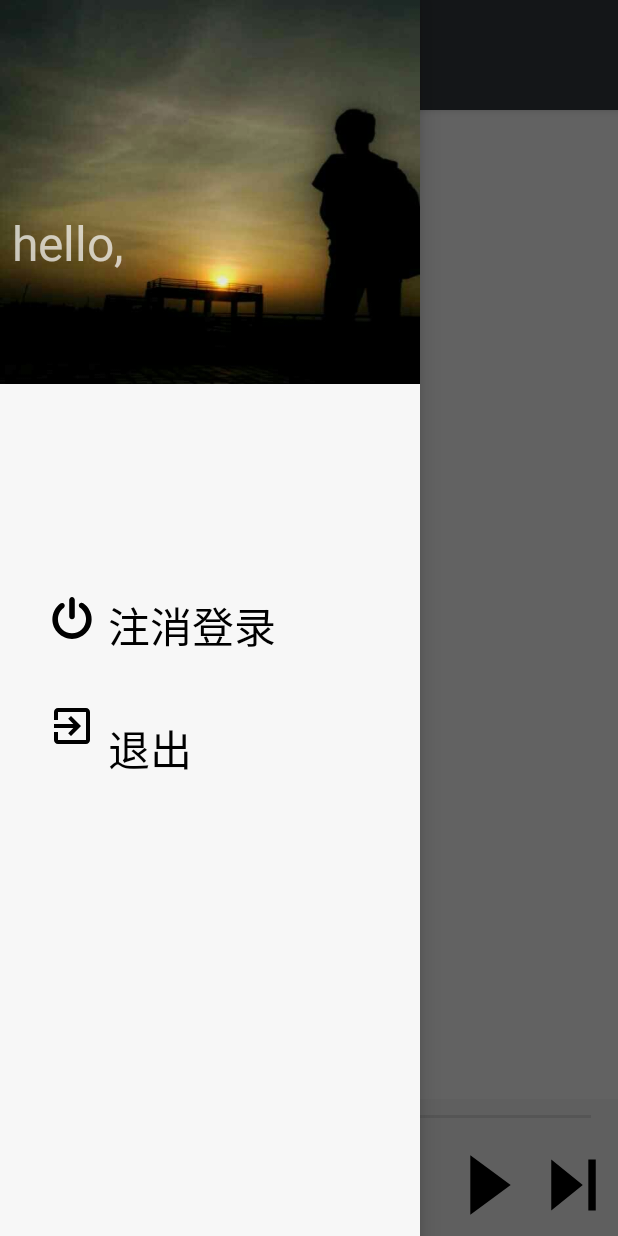
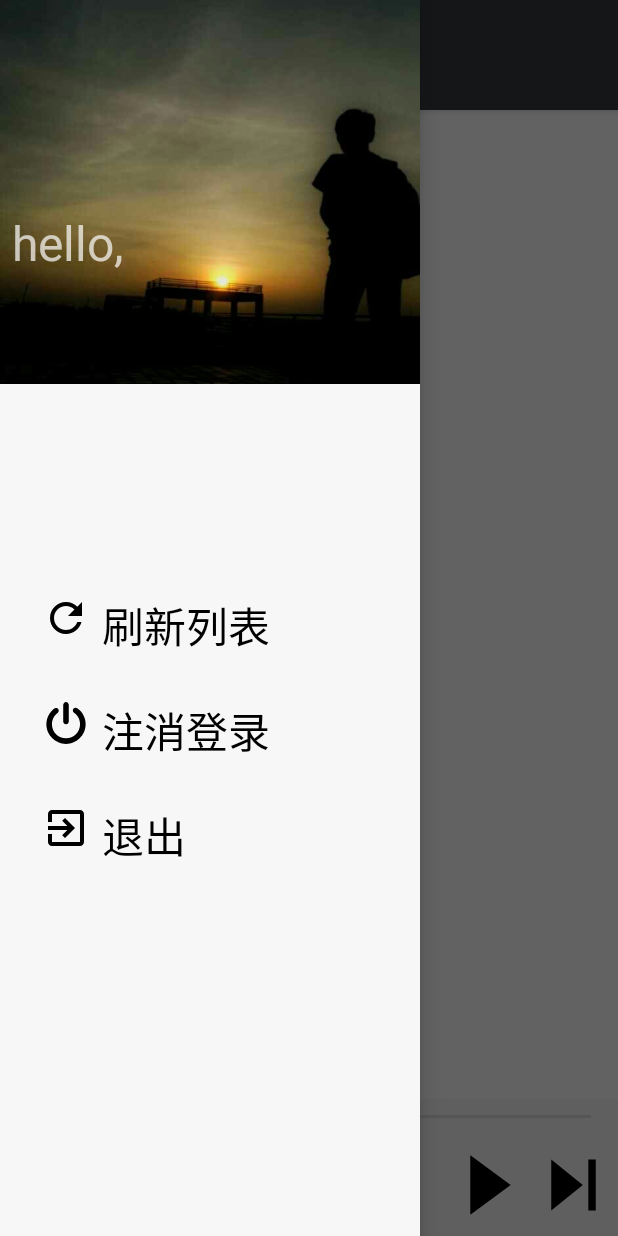
Before and after one commit to Chasen2017/IMusic, an Android app: the MainActivity screen opened directly, with no data from a screen before it, with the side drawer open, on a phone screen of 412 x 824 dp. Run offline under Robolectric (Android 15) with nearby library versions, the phone set to English and light mode, and no system bars; our stand-ins replace ButterKnife; 1 statement that could not run was skipped.

```diff
--- a/app/src/main/AndroidManifest.xml
+++ b/app/src/main/AndroidManifest.xml
@@ -1,7 +1,9 @@
 <?xml version="1.0" encoding="utf-8"?>
 <manifest xmlns:android="http://schemas.android.com/apk/res/android"
     package="com.example.imusic">
-
+    <!--读写内存文件的权限-->
+    <uses-permission android:name="android.permission.READ_EXTERNAL_STORAGE"/>
+    <uses-permission android:name="android.permission.WRITE_EXTERNAL_STORAGE"/>
 
     <application
         android:name="com.example.imusic.App"
@@ -16,11 +18,9 @@
             android:theme="@style/AppTheme.Account">
             <intent-filter>
                 <action android:name="android.intent.action.MAIN" />
-
                 <category android:name="android.intent.category.LAUNCHER" />
             </intent-filter>
         </activity>
-
         <activity
             android:name=".activity.MainActivity"
             android:theme="@style/AppTheme.TransStatusBar">
--- a/app/src/main/java/com/example/imusic/activity/MainActivity.java
+++ b/app/src/main/java/com/example/imusic/activity/MainActivity.java
@@ -17,6 +17,7 @@ import com.bumptech.glide.request.animation.GlideAnimation;
 import com.bumptech.glide.request.target.ViewTarget;
 import com.example.imusic.R;
 import com.example.imusic.presistence.Account;
+import com.example.imusic.util.ToastUtil;
 
 import butterknife.BindView;
 import butterknife.ButterKnife;
@@ -62,7 +63,15 @@ public class MainActivity extends ActivityCollector {
         TextView mNameTv = headView.findViewById(R.id.txt_user_name);
         TextView mCancellation = headView.findViewById(R.id.txt_cancellation);
         TextView mExit = headView.findViewById(R.id.txt_exit);
+        TextView mRefresh = headView.findViewById(R.id.txt_refresh);
         mNameTv.setText(Account.name+"");
+        mRefresh.setOnClickListener(new View.OnClickListener() {
+            @Override
+            public void onClick(View v) {
+                // TODO 刷新音乐列表
+                ToastUtil.showToast(R.string.refresh_success);
+            }
+        });
         mCancellation.setOnClickListener(new View.OnClickListener() {
             @Override
             public void onClick(View v) {
--- a/app/src/main/java/com/example/imusic/frag/LoginFragment.java
+++ b/app/src/main/java/com/example/imusic/frag/LoginFragment.java
@@ -2,6 +2,7 @@ package com.example.imusic.frag;
 
 
 
+import android.app.Activity;
 import android.content.Context;
 import android.content.SharedPreferences;
 import android.os.Bundle;
@@ -105,8 +106,9 @@ public class LoginFragment extends Fragment {
         if (Account.check(pho, pw)) {
             // 匹配成功，保存登录状态，跳转到MainActivity
             Account.saveIsLogin(true);
+            mLoading.stop();
+            getActivity().finish();
             MainActivity.show(getContext());
-            mLoading.stop();
         } else {
             ToastUtil.showToast(R.string.login_fail);
             mLoading.stop();
--- /dev/null
+++ b/app/src/main/res/drawable/ic_refresh.xml
@@ -0,0 +1,4 @@
+<vector android:height="32dp" android:viewportHeight="24.0"
+    android:viewportWidth="24.0" android:width="32dp" xmlns:android="http://schemas.android.com/apk/res/android">
+    <path android:fillColor="#FF000000" android:pathData="M17.65,6.35C16.2,4.9 14.21,4 12,4c-4.42,0 -7.99,3.58 -7.99,8s3.57,8 7.99,8c3.73,0 6.84,-2.55 7.73,-6h-2.08c-0.82,2.33 -3.04,4 -5.65,4 -3.31,0 -6,-2.69 -6,-6s2.69,-6 6,-6c1.66,0 3.14,0.69 4.22,1.78L13,11h7V4l-2.35,2.35z"/>
+</vector>
--- a/app/src/main/res/layout/header_main.xml
+++ b/app/src/main/res/layout/header_main.xml
@@ -6,12 +6,9 @@
     xmlns:apps="http://schemas.android.com/tools">
 
     <ImageView
-        android:id="@+id/imageView"
+        android:id="@+id/im_portrait"
         android:layout_width="0dp"
         android:layout_height="256dp"
-        android:layout_marginLeft="0dp"
-        android:layout_marginRight="0dp"
-        android:layout_marginTop="0dp"
         android:background="@drawable/bg_dark"
         app:layout_constraintHorizontal_bias="0.0"
         app:layout_constraintLeft_toLeftOf="parent"
@@ -27,65 +24,92 @@
         android:layout_marginTop="140dp"
         android:layout_marginLeft="8dp"
         app:layout_constraintLeft_toLeftOf="parent"
-        android:id="@+id/textView2" />
+        android:id="@+id/txt_hello"
+        android:layout_marginStart="8dp" />
+
+    <TextView
+        android:id="@+id/txt_user_name"
+        android:layout_width="wrap_content"
+        android:layout_height="wrap_content"
+        apps:text="@string/app_name"
+        android:textSize="@dimen/font_32"
+        android:layout_marginLeft="8dp"
+        app:layout_constraintLeft_toRightOf="@+id/txt_hello"
+        app:layout_constraintTop_toTopOf="parent"
+        android:layout_marginTop="140dp"
+        android:layout_marginStart="8dp" />
+
+    <ImageView
+        android:id="@+id/im_refresh"
+        android:layout_width="wrap_content"
+        android:layout_height="wrap_content"
+        android:layout_marginLeft="28dp"
+        android:layout_marginTop="140dp"
+        android:background="@drawable/ic_refresh"
+        app:layout_constraintLeft_toLeftOf="parent"
+        app:layout_constraintTop_toBottomOf="@+id/im_portrait"
+        android:layout_marginStart="28dp" />
 
     <TextView
         android:layout_width="wrap_content"
         android:layout_height="wrap_content"
-        apps:text="@string/app_name"
-        android:textSize="@dimen/font_32"
-        android:id="@+id/txt_user_name"
-        android:layout_marginLeft="8dp"
-        app:layout_constraintLeft_toRightOf="@+id/textView2"
-        app:layout_constraintTop_toTopOf="parent"
-        android:layout_marginTop="140dp" />
-
-    <ImageView
-        android:id="@+id/imageView2"
-        android:layout_width="wrap_content"
-        android:layout_height="wrap_content"
-        android:layout_marginLeft="32dp"
         android:layout_marginTop="140dp"
-        android:background="@drawable/ic__cancellation"
-        app:layout_constraintLeft_toLeftOf="parent"
-        app:layout_constraintTop_toBottomOf="@+id/imageView" />
-
-    <TextView
-        android:layout_width="wrap_content"
-        android:layout_height="wrap_content"
-        android:layout_marginLeft="8dp"
-        android:layout_marginTop="140dp"
-        android:gravity="center"
-        android:text="@string/label_cancellation"
+        android:text="@string/label_refresh_musics"
         android:textColor="@color/black"
         android:textSize="@dimen/font_28"
-        app:layout_constraintLeft_toRightOf="@+id/imageView2"
-        app:layout_constraintTop_toBottomOf="@+id/imageView"
-        android:id="@+id/txt_cancellation" />
-
+        android:id="@+id/txt_refresh"
+        app:layout_constraintTop_toBottomOf="@+id/im_portrait"
+        app:layout_constraintLeft_toRightOf="@+id/im_refresh"
+        android:layout_marginLeft="8dp"
+        android:layout_marginStart="8dp" />
 
 
     <ImageView
         android:layout_width="wrap_content"
         android:layout_height="wrap_content"
+        android:background="@drawable/ic__cancellation"
+        app:layout_constraintLeft_toLeftOf="parent"
+        android:layout_marginLeft="28dp"
+        android:id="@+id/im_cancellation"
+        android:layout_marginStart="28dp"
+        android:layout_marginTop="210dp"
+        app:layout_constraintTop_toBottomOf="@+id/im_portrait" />
+
+    <TextView
+        android:id="@+id/txt_cancellation"
+        android:layout_width="wrap_content"
+        android:layout_height="wrap_content"
+        android:text="@string/label_cancellation"
+        android:textColor="@color/black"
+        android:textSize="@dimen/font_28"
+        app:layout_constraintLeft_toRightOf="@+id/im_cancellation"
+        android:layout_marginLeft="8dp"
+        android:layout_marginStart="8dp"
+        android:layout_marginTop="210dp"
+        app:layout_constraintTop_toBottomOf="@+id/im_portrait" />
+
+    <ImageView
+        android:layout_width="wrap_content"
+        android:layout_height="wrap_content"
         android:background="@drawable/ic_exit"
+        android:id="@+id/im_exit"
+        android:layout_marginLeft="28dp"
         app:layout_constraintLeft_toLeftOf="parent"
-        app:layout_constraintTop_toBottomOf="@+id/imageView2"
-        android:layout_marginLeft="32dp"
-        android:layout_marginTop="40dp"
-        android:id="@+id/imageView3" />
+        android:layout_marginStart="28dp"
+        android:layout_marginTop="280dp"
+        app:layout_constraintTop_toBottomOf="@+id/im_portrait" />
 
     <TextView
         android:id="@+id/txt_exit"
         android:layout_width="wrap_content"
         android:layout_height="wrap_content"
-        android:gravity="center"
         android:text="@string/label_exit"
         android:textColor="@color/black"
         android:textSize="@dimen/font_28"
-        app:layout_constraintLeft_toRightOf="@+id/imageView3"
-        app:layout_constraintTop_toBottomOf="@+id/txt_cancellation"
+        android:gravity="bottom"
+        app:layout_constraintLeft_toRightOf="@+id/im_exit"
         android:layout_marginLeft="8dp"
-        android:layout_marginTop="40dp" />
-
+        android:layout_marginStart="8dp"
+        android:layout_marginTop="280dp"
+        app:layout_constraintTop_toBottomOf="@+id/im_portrait" />
 </android.support.constraint.ConstraintLayout>
--- a/app/src/main/res/values/strings.xml
+++ b/app/src/main/res/values/strings.xml
@@ -11,6 +11,7 @@
     <string name="label_go_login">已有账户？去登录</string>
     <string name="label_register_welcome">欢迎您!</string>
     <string name="label_cancellation">注消登录</string>
+    <string name="label_refresh_musics">刷新列表</string>
     <string name="label_exit">退出</string>
     <string name="label_hello">hello,</string>
 
@@ -21,4 +22,12 @@
     <string name="error_password_input">密码不能为空哦</string>
     <string name="register_success">注册成功!</string>
     <string name="login_fail">登录失败！</string>
+    <string name="refresh_success">刷新成功！</string>
+
+
+    <string name="title_assist_permissions">授予权限</string>
+    <string name="label_permission_read">读取文件权限</string>
+    <string name="label_permission_read_desc">用于读取本地的歌曲信息</string>
+    <string name="label_permission_submit">授权</string>
+    <string name="label_permission_ok">授权成功</string>
 </resources>
```
Also changed, not shown: app/src/main/java/com/example/imusic/activity/AccountActivity.java (+8 -0 lines), app/src/main/java/com/example/imusic/frag/PermissionsFragment.java (added, +194 -0 lines), app/src/main/java/com/example/imusic/util/UiTool.java (added, +71 -0 lines), app/src/main/res/drawable/ic_done.xml (added, +9 -0 lines), app/src/main/res/drawable/sel_btn_bg_accent_44.xml (added, +15 -0 lines), app/src/main/res/layout/fragment_permissions.xml (added, +86 -0 lines).
